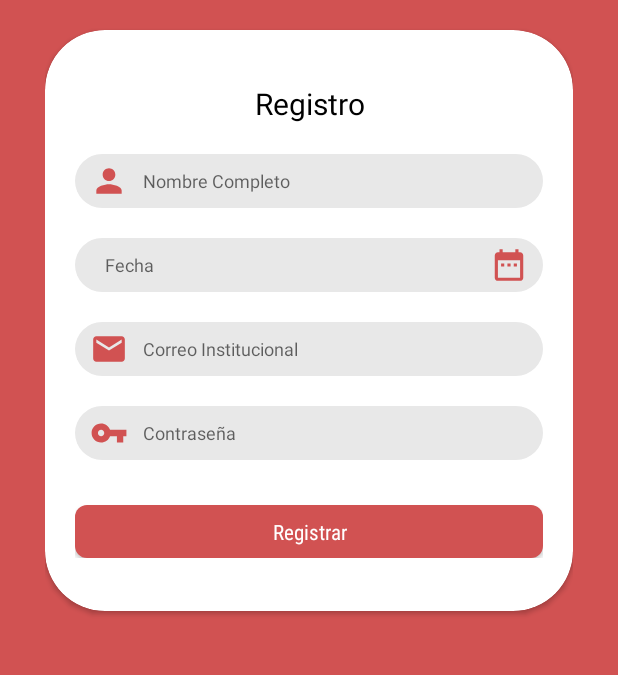
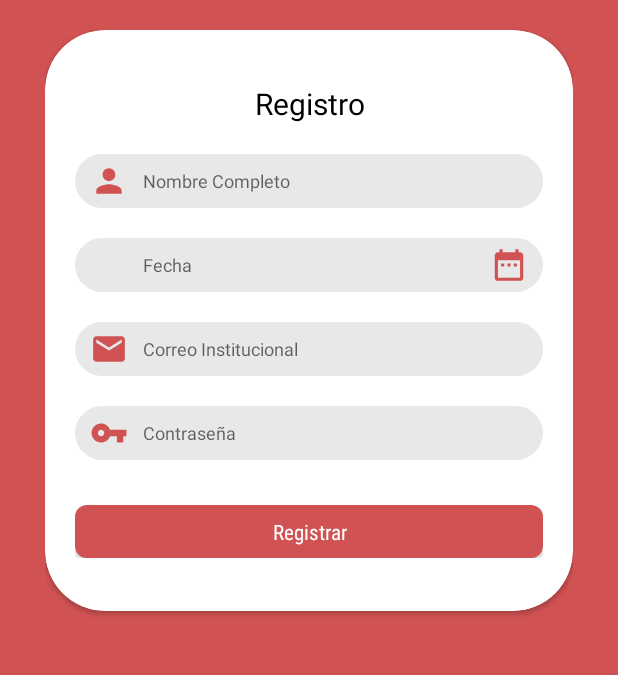
Before and after one commit to ahuamana/Go_ono_Go, an Android app: the RegisterActivity screen opened directly, with no data from a screen before it, on a phone screen of 412 x 824 dp, the part 390-1065 px from its top. Run offline under Robolectric (Android 15) with nearby library versions, the phone set to English and light mode, and no system bars; our stand-ins replace CircleImageView.

```diff
--- a/app/src/main/java/com/paparazziteam/go_ono_go/Activities/RegisterActivity.java
+++ b/app/src/main/java/com/paparazziteam/go_ono_go/Activities/RegisterActivity.java
@@ -57,6 +57,16 @@ public class RegisterActivity extends AppCompatActivity {
             }
         });
 
+        edtDateTime.setOnClickListener(new View.OnClickListener() {
+            @Override
+            public void onClick(View v) {
+                dateTimePicker();
+            }
+        });
+
+
+
+
     }
 
     private void dateTimePicker() {
--- a/app/src/main/res/layout/activity_register.xml
+++ b/app/src/main/res/layout/activity_register.xml
@@ -110,9 +110,10 @@
                         <com.google.android.material.textfield.TextInputEditText
                             android:id="@+id/edtDateTime_Register"
                             android:layout_width="0dp"
-                            android:layout_marginLeft="10dp"
+                            android:layout_marginLeft="35dp"
                             android:hint="Fecha"
                             android:textSize="12dp"
+                            android:focusable="false"
                             android:textColor="@color/redDark"
                             android:background="@null"
                             android:layout_height="wrap_content"
```
